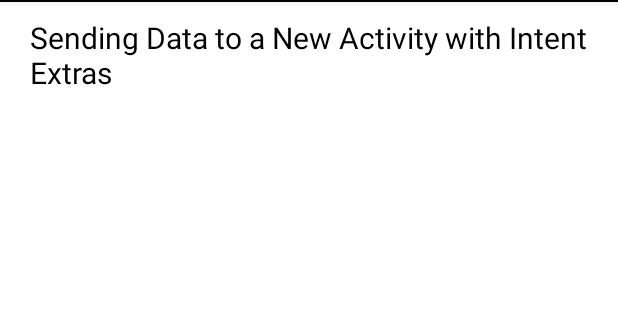
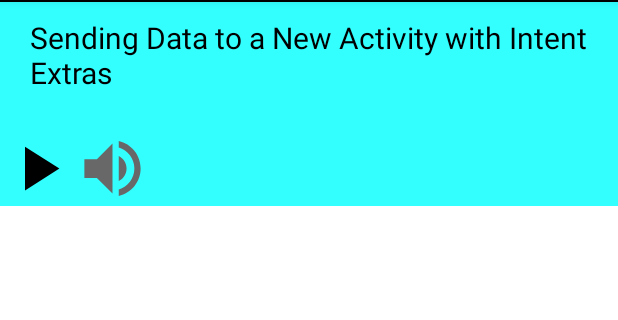
Before and after one commit to shivamsoods/ExoPlayerFullcreen, an Android app: the screen it shows after launch (MainActivity), on a phone screen of 412 x 824 dp, the part 84-404 px from its top. Run offline under Robolectric (Android 15) with nearby library versions, the phone set to English and light mode, and no system bars; libraries missing offline, so code that uses them is left out: com.google.android.exoplayer2; pictures from the network do not load; 10 statements that could not run were skipped.

Commit message:
Added Play pause

```diff
--- a/app/build.gradle
+++ b/app/build.gradle
@@ -44,5 +44,8 @@ dependencies {
     //Card View
     implementation 'androidx.cardview:cardview:1.0.0'
 
+    //YouTube Extractor
+    implementation 'com.github.HaarigerHarald:android-youtubeExtractor:2.1.0'
+
 
 }
--- a/app/src/main/java/com/shivam/videoplayer/Resources.java
+++ b/app/src/main/java/com/shivam/videoplayer/Resources.java
@@ -1,4 +1,6 @@
 package com.shivam.videoplayer;
+
+
 
 class Resources {
 
@@ -7,21 +9,32 @@ class Resources {
                     "https://s3.ca-central-1.amazonaws.com/codingwithmitch/media/VideoPlayerRecyclerView/Sending+Data+to+a+New+Activity+with+Intent+Extras.mp4",
                     "https://s3.ca-central-1.amazonaws.com/codingwithmitch/media/VideoPlayerRecyclerView/Sending+Data+to+a+New+Activity+with+Intent+Extras.png",
                     "Description for media object #1"),
+
             new MediaObject("REST API, Retrofit2, MVVM Course SUMMARY",
                     "https://s3.ca-central-1.amazonaws.com/codingwithmitch/media/VideoPlayerRecyclerView/REST+API+Retrofit+MVVM+Course+Summary.mp4",
                     "https://s3.ca-central-1.amazonaws.com/codingwithmitch/media/VideoPlayerRecyclerView/REST+API%2C+Retrofit2%2C+MVVM+Course+SUMMARY.png",
                     "Description for media object #2"),
+
             new MediaObject("MVVM and LiveData",
                     "https://s3.ca-central-1.amazonaws.com/codingwithmitch/media/VideoPlayerRecyclerView/MVVM+and+LiveData+for+youtube.mp4",
                     "https://s3.ca-central-1.amazonaws.com/codingwithmitch/media/VideoPlayerRecyclerView/mvvm+and+livedata.png",
                     "Description for media object #3"),
+
             new MediaObject("Swiping Views with a ViewPager",
                     "https://s3.ca-central-1.amazonaws.com/codingwithmitch/media/VideoPlayerRecyclerView/SwipingViewPager+Tutorial.mp4",
                     "https://s3.ca-central-1.amazonaws.com/codingwithmitch/media/VideoPlayerRecyclerView/Swiping+Views+with+a+ViewPager.png",
                     "Description for media object #4"),
+
             new MediaObject("Database Cache, MVVM, Retrofit, REST API demo for upcoming course",
                     "https://s3.ca-central-1.amazonaws.com/codingwithmitch/media/VideoPlayerRecyclerView/Rest+api+teaser+video.mp4",
                     "https://s3.ca-central-1.amazonaws.com/codingwithmitch/media/VideoPlayerRecyclerView/Rest+API+Integration+with+MVVM.png",
                     "Description for media object #5"),
+
+            new MediaObject("Custom Video",
+                    "https://r5---sn-npoe7nes.googlevideo.com/videoplayback?expire=1587390426&ei=elOdXvTNKO6FsfIPic6usAw&ip=107.178.89.239&id=o-AMIDhmL5kx7mAyJ6ssEVXUTCEYGjvx-U8wY57PnyL1cH&itag=18&source=youtube&requiressl=yes&vprv=1&mime=video%2Fmp4&gir=yes&clen=14567669&ratebypass=yes&dur=333.229&lmt=1557821745018102&fvip=5&fexp=23882514&c=WEB&txp=2211222&sparams=expire%2Cei%2Cip%2Cid%2Citag%2Csource%2Crequiressl%2Cvprv%2Cmime%2Cgir%2Cclen%2Cratebypass%2Cdur%2Clmt&sig=AJpPlLswRAIgY0TTGwopSiVYUNb58g5i7UapZdJwuV2owd7XUmseS1kCID5BJAcliG8694R9oxU39WCdj0bn8_m7gbCTB-L1rehX&title=Minimum+Viable+Product+vs.+Proof+of+Concept+vs.+Prototype&redirect_counter=1&cm2rm=sn-a5mrr76&req_id=dd430de74323a3ee&cms_redirect=yes&mh=PZ&mip=59.89.9.66&mm=34&mn=sn-npoe7nes&ms=ltu&mt=1587368780&mv=m&mvi=4&pl=21&lsparams=mh,mip,mm,mn,ms,mv,mvi,pl&lsig=ALrAebAwRAIgUYUJKyh6KfGEHZOUtmNYXPAjW5LXQUsp2dLidXd0Qv8CIC6KFSgjjAVrouGHnhniFYnVSGHHk3KntdU1Xqalarry",
+                    "https://s3.ca-central-1.amazonaws.com/codingwithmitch/media/VideoPlayerRecyclerView/Rest+API+Integration+with+MVVM.png",
+                    "Simple testing case"),
     };
+
+
 }
--- a/app/src/main/java/com/shivam/videoplayer/VideoPlayerViewHolder.java
+++ b/app/src/main/java/com/shivam/videoplayer/VideoPlayerViewHolder.java
@@ -2,6 +2,7 @@ package com.shivam.videoplayer;
 
 
 import android.view.View;
+import android.widget.FrameLayout;
 import android.widget.ImageView;
 import android.widget.ProgressBar;
 import android.widget.TextView;
@@ -14,7 +15,8 @@ import com.bumptech.glide.RequestManager;
 class VideoPlayerViewHolder extends RecyclerView.ViewHolder {
 
     private TextView title;
-    ImageView thumbnail, volumeControl;
+    ImageView thumbnail, volumeControl,playbackControl;
+    FrameLayout mediaContainer;
     ProgressBar progressBar;
     private View parent;
     RequestManager requestManager;
@@ -26,6 +28,8 @@ class VideoPlayerViewHolder extends RecyclerView.ViewHolder {
         title = itemView.findViewById(R.id.title);
         progressBar = itemView.findViewById(R.id.progressBar);
         volumeControl = itemView.findViewById(R.id.volume_control);
+        playbackControl=itemView.findViewById(R.id.playback_control);
+        mediaContainer=itemView.findViewById(R.id.media_container);
     }
 
     void onBind(MediaObject mediaObject, RequestManager requestManager) {
--- /dev/null
+++ b/app/src/main/res/drawable/ic_pause_black_24dp.xml
@@ -0,0 +1,5 @@
+<vector android:height="24dp" android:tint="#000000"
+    android:viewportHeight="24.0" android:viewportWidth="24.0"
+    android:width="24dp" xmlns:android="http://schemas.android.com/apk/res/android">
+    <path android:fillColor="#FF000000" android:pathData="M6,19h4L10,5L6,5v14zM14,5v14h4L18,5h-4z"/>
+</vector>
--- /dev/null
+++ b/app/src/main/res/drawable/ic_play_arrow_black_24dp.xml
@@ -0,0 +1,5 @@
+<vector android:height="24dp" android:tint="#000000"
+    android:viewportHeight="24.0" android:viewportWidth="24.0"
+    android:width="24dp" xmlns:android="http://schemas.android.com/apk/res/android">
+    <path android:fillColor="#FF000000" android:pathData="M8,5v14l11,-7z"/>
+</vector>
--- a/app/src/main/res/layout/layout_video_list_item.xml
+++ b/app/src/main/res/layout/layout_video_list_item.xml
@@ -1,16 +1,19 @@
 <?xml version="1.0" encoding="utf-8"?>
 <androidx.appcompat.widget.LinearLayoutCompat xmlns:android="http://schemas.android.com/apk/res/android"
     xmlns:app="http://schemas.android.com/apk/res-auto"
+    xmlns:tools="http://schemas.android.com/tools"
     android:id="@+id/parent"
     android:layout_width="match_parent"
     android:layout_height="wrap_content"
-    android:background="#fff"
+    android:background="#33ffff"
     android:orientation="vertical"
     android:weightSum="100">
-<LinearLayout
-    android:layout_width="match_parent"
-    android:layout_height="1dp"
-    android:background="#000"/>
+
+    <LinearLayout
+        android:layout_width="match_parent"
+        android:layout_height="1dp"
+        android:background="#000" />
+
     <TextView
         android:id="@+id/title"
         android:layout_width="match_parent"
@@ -27,6 +30,34 @@
         app:layout_constraintStart_toStartOf="parent"
         app:layout_constraintTop_toTopOf="parent" />
 
+    <LinearLayout
+        android:layout_width="match_parent"
+        android:layout_height="wrap_content"
+        android:orientation="horizontal">
+
+        <ImageView
+            android:id="@+id/playback_control"
+            android:layout_width="50dp"
+            android:layout_height="50dp"
+            android:layout_gravity="end"
+            android:animateLayoutChanges="true"
+            android:scaleType="centerCrop"
+            android:src="@drawable/ic_play_arrow_black_24dp" />
+
+        <ImageView
+            android:id="@+id/volume_control"
+            android:layout_width="50dp"
+            android:layout_height="50dp"
+            android:layout_gravity="end"
+            android:animateLayoutChanges="true"
+            android:scaleType="centerCrop"
+            android:src="@drawable/ic_volume_up_grey_24dp" />
+        <ImageView
+            android:layout_width="50dp"
+            android:layout_height="50dp"
+            android:id="@+id/fullscreen_control"/>
+
+    </LinearLayout>
 
     <FrameLayout
         android:id="@+id/media_container"
@@ -34,10 +65,7 @@
         android:layout_height="wrap_content"
         android:layout_marginBottom="10dp"
         android:background="#000"
-        android:scaleType="center"
-        app:layout_constraintEnd_toEndOf="parent"
-        app:layout_constraintStart_toStartOf="parent"
-        app:layout_constraintTop_toBottomOf="@id/title">
+        android:scaleType="center">
 
         <ImageView
             android:id="@+id/thumbnail"
@@ -45,19 +73,9 @@
             android:layout_height="wrap_content"
             android:background="#fff"
             android:scaleType="centerInside"
-            android:src="@drawable/white_background" />
+            android:src="@drawable/white_background"
+            tools:src="@drawable/ic_launcher_background" />
 
-        <ImageView
-            android:id="@+id/volume_control"
-            android:layout_width="25dp"
-            android:layout_height="25dp"
-            android:layout_gravity="end|bottom"
-            android:layout_marginEnd="15dp"
-            android:layout_marginBottom="15dp"
-            android:alpha="0"
-            android:animateLayoutChanges="true"
-            android:scaleType="centerCrop"
-            android:src="@drawable/ic_volume_up_grey_24dp" />
 
         <ProgressBar
             android:id="@+id/progressBar"
@@ -66,9 +84,12 @@
             android:layout_height="wrap_content"
             android:layout_gravity="center"
             android:visibility="gone" />
+
     </FrameLayout>
+
     <LinearLayout
         android:layout_width="match_parent"
-        android:layout_height="1dp"
-        android:background="#000"/>
+        android:layout_height="10dp"
+        android:background="#ff0000" />
+
 </androidx.appcompat.widget.LinearLayoutCompat>
```
Also changed, not shown: app/src/main/java/com/shivam/videoplayer/VideoPlayerRecyclerView.java (+86 -9 lines).
